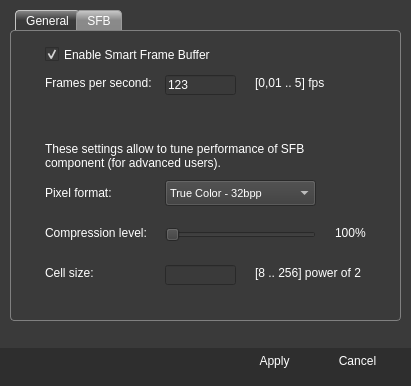
egorpushkin/iremote, file dev/RemotePC.QT/Resources/Win/settingsdialog.ui: the form before one commit.
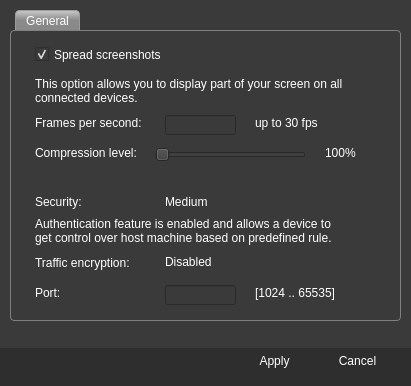
The form after the commit. The open tabs and pages were chosen to show the change. Icons and pictures are not drawn.

Commit message: RPC Win. Settings page was updated. Latest CommonKit was integrated. VS project files were removed.

What changed in the file:
```diff
--- a/dev/RemotePC.QT/Resources/Win/settingsdialog.ui
+++ b/dev/RemotePC.QT/Resources/Win/settingsdialog.ui
@@ -177,7 +177,7 @@
     <widget class="QLabel" name="label_8">
      <property name="geometry">
       <rect>
-       <x>30</x>
+       <x>20</x>
        <y>80</y>
        <width>111</width>
        <height>16</height>
@@ -190,8 +190,8 @@
     <widget class="QLabel" name="label">
      <property name="geometry">
       <rect>
-       <x>30</x>
-       <y>140</y>
+       <x>20</x>
+       <y>160</y>
        <width>46</width>
        <height>14</height>
       </rect>
@@ -204,7 +204,7 @@
      <property name="geometry">
       <rect>
        <x>150</x>
-       <y>140</y>
+       <y>160</y>
        <width>46</width>
        <height>14</height>
       </rect>
@@ -216,10 +216,10 @@
     <widget class="QLabel" name="label_3">
      <property name="geometry">
       <rect>
-       <x>30</x>
-       <y>160</y>
+       <x>20</x>
+       <y>180</y>
        <width>311</width>
-       <height>41</height>
+       <height>31</height>
       </rect>
      </property>
      <property name="acceptDrops">
@@ -235,10 +235,10 @@
     <widget class="Line" name="line_2">
      <property name="geometry">
       <rect>
-       <x>30</x>
-       <y>120</y>
-       <width>320</width>
-       <height>2</height>
+       <x>19</x>
+       <y>145</y>
+       <width>341</width>
+       <height>3</height>
       </rect>
      </property>
      <property name="styleSheet">
@@ -253,7 +253,7 @@
      <property name="geometry">
       <rect>
        <x>240</x>
-       <y>240</y>
+       <y>250</y>
        <width>81</width>
        <height>16</height>
       </rect>
@@ -282,13 +282,13 @@
       </rect>
      </property>
      <property name="text">
-      <string>up to 20 fps</string>
+      <string>up to 30 fps</string>
      </property>
     </widget>
     <widget class="QCheckBox" name="screenshotsMode_">
      <property name="geometry">
       <rect>
-       <x>30</x>
+       <x>20</x>
        <y>10</y>
        <width>141</width>
        <height>19</height>
@@ -308,7 +308,7 @@
     <widget class="QLabel" name="label_7">
      <property name="geometry">
       <rect>
-       <x>30</x>
+       <x>20</x>
        <y>40</y>
        <width>311</width>
        <height>31</height>
@@ -333,7 +333,7 @@
      <property name="geometry">
       <rect>
        <x>150</x>
-       <y>240</y>
+       <y>250</y>
        <width>71</width>
        <height>20</height>
       </rect>
@@ -342,8 +342,8 @@
     <widget class="QLabel" name="label_5">
      <property name="geometry">
       <rect>
-       <x>30</x>
-       <y>240</y>
+       <x>20</x>
+       <y>250</y>
        <width>46</width>
        <height>16</height>
       </rect>
@@ -355,8 +355,8 @@
     <widget class="QLabel" name="label_4">
      <property name="geometry">
       <rect>
-       <x>30</x>
-       <y>210</y>
+       <x>20</x>
+       <y>220</y>
        <width>101</width>
        <height>16</height>
       </rect>
@@ -369,7 +369,7 @@
      <property name="geometry">
       <rect>
        <x>150</x>
-       <y>210</y>
+       <y>220</y>
        <width>46</width>
        <height>14</height>
       </rect>
@@ -378,110 +378,11 @@
       <string>Disabled</string>
      </property>
     </widget>
-   </widget>
-   <widget class="QWidget" name="tab_4">
-    <attribute name="title">
-     <string>SFB</string>
-    </attribute>
-    <widget class="QCheckBox" name="sfbEnabled_">
-     <property name="geometry">
-      <rect>
-       <x>30</x>
-       <y>10</y>
-       <width>301</width>
-       <height>19</height>
-      </rect>
-     </property>
-     <property name="styleSheet">
-      <string notr="true"/>
-     </property>
-     <property name="text">
-      <string>Enable Smart Frame Buffer</string>
-     </property>
-     <property name="checked">
-      <bool>true</bool>
-     </property>
-     <property name="tristate">
-      <bool>false</bool>
-     </property>
-    </widget>
-    <widget class="QLineEdit" name="sfbCellSize_">
-     <property name="geometry">
-      <rect>
-       <x>150</x>
-       <y>230</y>
-       <width>71</width>
-       <height>20</height>
-      </rect>
-     </property>
-    </widget>
-    <widget class="QComboBox" name="sfbPixel_">
-     <property name="geometry">
-      <rect>
-       <x>150</x>
-       <y>145</y>
-       <width>151</width>
-       <height>26</height>
-      </rect>
-     </property>
-     <property name="font">
-      <font>
-       <family>MS Shell Dlg 2</family>
-       <pointsize>8</pointsize>
-       <weight>50</weight>
-       <bold>false</bold>
-      </font>
-     </property>
-     <property name="styleSheet">
-      <string notr="true"/>
-     </property>
-     <property name="iconSize">
-      <size>
-       <width>16</width>
-       <height>16</height>
-      </size>
-     </property>
-     <property name="frame">
-      <bool>true</bool>
-     </property>
-     <item>
-      <property name="text">
-       <string>True Color - 32bpp</string>
-      </property>
-     </item>
-     <item>
-      <property name="text">
-       <string>Black &amp; Wtite - 8bpp</string>
-      </property>
-     </item>
-    </widget>
-    <widget class="QSlider" name="sfbCompr_">
-     <property name="geometry">
-      <rect>
-       <x>150</x>
-       <y>190</y>
-       <width>151</width>
-       <height>20</height>
-      </rect>
-     </property>
-     <property name="styleSheet">
-      <string notr="true"/>
-     </property>
-     <property name="minimum">
-      <number>1</number>
-     </property>
-     <property name="maximum">
-      <number>100</number>
-     </property>
-     <property name="orientation">
-      <enum>Qt::Horizontal</enum>
-     </property>
-    </widget>
     <widget class="QLabel" name="sfbComprLabel_">
      <property name="geometry">
       <rect>
-       <x>320</x>
-       <y>190</y>
+       <x>310</x>
+       <y>110</y>
        <width>51</width>
        <height>16</height>
       </rect>
@@ -490,115 +391,11 @@
       <string>100%</string>
      </property>
     </widget>
-    <widget class="QLabel" name="label_12">
-     <property name="geometry">
-      <rect>
-       <x>30</x>
-       <y>40</y>
-       <width>111</width>
-       <height>16</height>
-      </rect>
-     </property>
-     <property name="text">
-      <string>Frames per second:</string>
-     </property>
-    </widget>
-    <widget class="QLabel" name="label_13">
-     <property name="geometry">
-      <rect>
-       <x>240</x>
-       <y>40</y>
-       <width>81</width>
-       <height>16</height>
-      </rect>
-     </property>
-     <property name="text">
-      <string>[0,01 .. 5] fps</string>
-     </property>
-    </widget>
-    <widget class="QLineEdit" name="sfbFps_">
-     <property name="geometry">
-      <rect>
-       <x>150</x>
-       <y>40</y>
-       <width>71</width>
-       <height>20</height>
-      </rect>
-     </property>
-     <property name="styleSheet">
-      <string notr="true"/>
-     </property>
-     <property name="text">
-      <string>123</string>
-     </property>
-    </widget>
-    <widget class="Line" name="line_3">
-     <property name="geometry">
-      <rect>
-       <x>30</x>
-       <y>80</y>
-       <width>320</width>
-       <height>2</height>
-      </rect>
-     </property>
-     <property name="styleSheet">
-      <string>background-image: url(:/Resources/SeparatorMiddle.png); 
-border: none;</string>
-     </property>
-     <property name="orientation">
-      <enum>Qt::Horizontal</enum>
-     </property>
-    </widget>
-    <widget class="QLabel" name="label_6">
-     <property name="geometry">
-      <rect>
-       <x>30</x>
-       <y>100</y>
-       <width>291</width>
-       <height>41</height>
-      </rect>
-     </property>
-     <property name="acceptDrops">
-      <bool>false</bool>
-     </property>
-     <property name="text">
-      <string>These settings allow to tune performance of SFB component (for advanced users).</string>
-     </property>
-     <property name="wordWrap">
-      <bool>true</bool>
-     </property>
-    </widget>
-    <widget class="QLabel" name="label_14">
-     <property name="geometry">
-      <rect>
-       <x>30</x>
-       <y>150</y>
-       <width>111</width>
-       <height>16</height>
-      </rect>
-     </property>
-     <property name="text">
-      <string>Pixel format:</string>
-     </property>
-    </widget>
-    <widget class="QLabel" name="label_15">
-     <property name="geometry">
-      <rect>
-       <x>30</x>
-       <y>230</y>
-       <width>111</width>
-       <height>16</height>
-      </rect>
-     </property>
-     <property name="text">
-      <string>Cell size:</string>
-     </property>
-    </widget>
     <widget class="QLabel" name="label_16">
      <property name="geometry">
       <rect>
-       <x>30</x>
-       <y>190</y>
+       <x>20</x>
+       <y>110</y>
        <width>111</width>
        <height>16</height>
       </rect>
@@ -607,17 +404,26 @@
       <string>Compression level:</string>
      </property>
     </widget>
-    <widget class="QLabel" name="label_17">
+    <widget class="QSlider" name="sfbCompr_">
      <property name="geometry">
       <rect>
-       <x>240</x>
-       <y>230</y>
-       <width>111</width>
-       <height>16</height>
+       <x>140</x>
+       <y>110</y>
+       <width>151</width>
+       <height>20</height>
       </rect>
      </property>
-     <property name="text">
-      <string>[8 .. 256] power of 2</string>
+     <property name="styleSheet">
+      <string notr="true"/>
+     </property>
+     <property name="minimum">
+      <number>1</number>
+     </property>
+     <property name="maximum">
+      <number>100</number>
+     </property>
+     <property name="orientation">
+      <enum>Qt::Horizontal</enum>
      </property>
     </widget>
    </widget>
```
Left out of the diff: 15 changed lines with no effect on the pictures. The commit also changes 5 other files.
